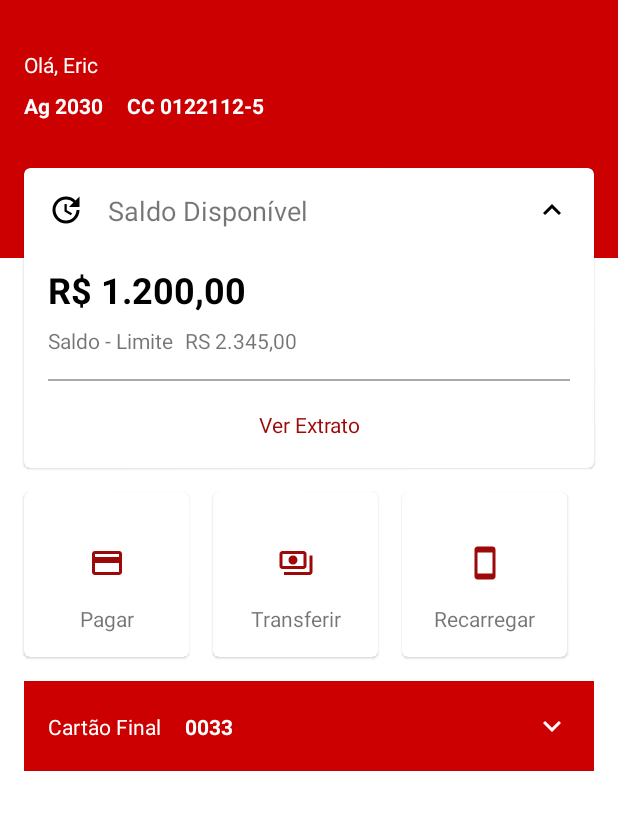
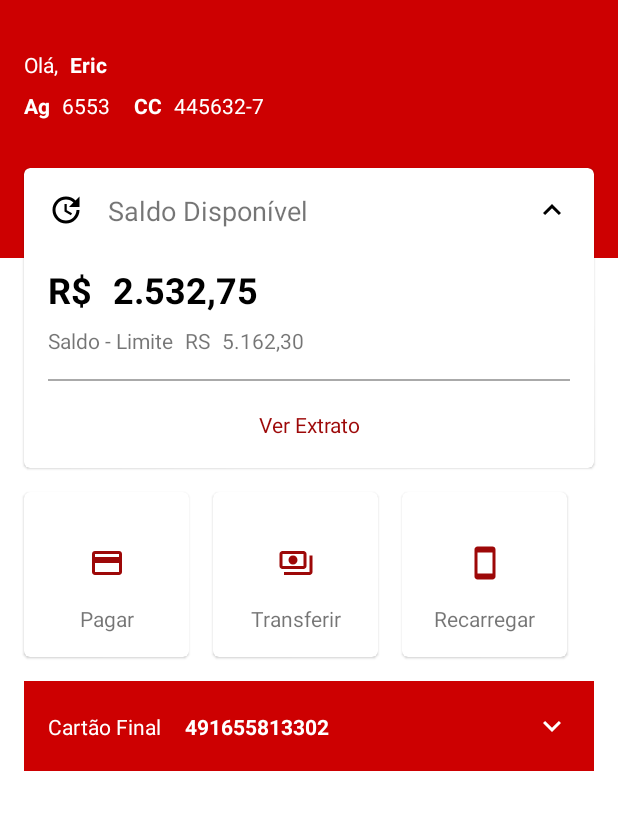
Before and after one commit to EricPS98/Santander_DevWeek, an Android app: the screen it shows after launch (MainActivity), on a phone screen of 412 x 824 dp, the part 58-888 px from its top. Run offline under Robolectric (Android 15) with nearby library versions, the phone set to English and light mode, and no system bars.

Commit message:
Padronização MVC e adicionado lingua inglesa ao app

```diff
--- a/app/build.gradle
+++ b/app/build.gradle
@@ -39,6 +39,12 @@ dependencies {
     implementation 'androidx.appcompat:appcompat:1.2.0'
     implementation 'com.google.android.material:material:1.2.1'
     implementation 'androidx.constraintlayout:constraintlayout:2.0.1'
+
+    //Lifecycle components
+    implementation "androidx.lifecycle:lifecycle-viewmodel-ktx:2.2.0"
+    implementation "androidx.lifecycle:lifecycle-livedata-ktx:2.2.0"
+    implementation("androidx.lifecycle:lifecycle-common-java8:2.2.0")
+
     testImplementation 'junit:junit:4.+'
     androidTestImplementation 'androidx.test.ext:junit:1.1.2'
     androidTestImplementation 'androidx.test.espresso:espresso-core:3.3.0'
--- a/app/src/main/AndroidManifest.xml
+++ b/app/src/main/AndroidManifest.xml
@@ -9,7 +9,7 @@
         android:roundIcon="@mipmap/ic_launcher_round"
         android:supportsRtl="true"
         android:theme="@style/Theme.Santander_DevWeek">
-        <activity android:name=".MainActivity">
+        <activity android:name=".ui.MainActivity">
             <intent-filter>
                 <action android:name="android.intent.action.MAIN" />
 
--- /dev/null
+++ b/app/src/main/java/com/example/santander_devweek/data/Cartao.kt
@@ -0,0 +1,4 @@
+package com.example.santander_devweek.data
+
+data class Cartao (val numeroCartao: String){
+}
--- /dev/null
+++ b/app/src/main/java/com/example/santander_devweek/data/Cliente.kt
@@ -0,0 +1,4 @@
+package com.example.santander_devweek.data
+
+data class Cliente (val nome: String){
+}
--- /dev/null
+++ b/app/src/main/java/com/example/santander_devweek/data/Conta.kt
@@ -0,0 +1,12 @@
+package com.example.santander_devweek.data
+
+data class Conta(
+    val numero: String,
+    val agencia: String,
+    val saldo: String,
+    val limite: String,
+    val cliente: Cliente,
+    val cartao: Cartao
+) {
+
+}
--- /dev/null
+++ b/app/src/main/java/com/example/santander_devweek/data/local/FakeData.kt
@@ -0,0 +1,20 @@
+package com.example.santander_devweek.data.local
+
+import com.example.santander_devweek.data.Cartao
+import com.example.santander_devweek.data.Cliente
+import  com.example.santander_devweek.data.Conta
+
+class FakeData {
+    fun getLocalData() : Conta {
+        val cliente = Cliente("Eric")
+        val cartao = Cartao("491655813302")
+        return Conta(
+            "445632-7",
+            "6553",
+            "2.532,75",
+            "5.162,30",
+            cliente,
+            cartao
+        );
+    }
+}
--- a/app/src/main/java/com/example/santander_devweek/MainActivity.kt
+++ b/app/src/main/java/com/example/santander_devweek/ui/MainActivity.kt
@@ -1,17 +1,43 @@
-package com.example.santander_devweek
+package com.example.santander_devweek.ui
 
 import androidx.appcompat.app.AppCompatActivity
 import android.os.Bundle
 import android.util.Log
 import android.view.Menu
 import android.view.MenuItem
+import android.widget.TextView
+import androidx.lifecycle.Observer
+import androidx.lifecycle.ViewModelProvider
+import com.example.santander_devweek.R
+import com.example.santander_devweek.data.Conta
 
 class MainActivity : AppCompatActivity() {
+
+    private lateinit var mainViewModel: MainViewModel
 
     override fun onCreate(savedInstanceState: Bundle?) {
         super.onCreate(savedInstanceState)
         setContentView(R.layout.activity_main)
         setSupportActionBar(findViewById(R.id.toolbar))
+
+        mainViewModel = ViewModelProvider(this).get(MainViewModel::class.java)
+        buscarContaCliente()
+
+    }
+
+    private fun buscarContaCliente(){
+    mainViewModel.buscarContaCliente().observe(this, Observer { result ->
+        bindOnView(result)
+        })
+    }
+
+    private fun bindOnView(conta: Conta){
+        findViewById<TextView>(R.id.tv_usuario_value).text = conta.cliente.nome
+        findViewById<TextView>(R.id.tv_agencia_value).text = conta.agencia
+        findViewById<TextView>(R.id.tv_conta_corrente_value).text = conta.numero
+        findViewById<TextView>(R.id.tv_saldo_value).text = conta.saldo
+        findViewById<TextView>(R.id.tv_limite_value).text = conta.limite
+        findViewById<TextView>(R.id.tv_cartao_final_value).text = conta.cartao.numeroCartao
     }
 
     /* ------------------- Testes para familiarização com o Kotlin ---------------
--- /dev/null
+++ b/app/src/main/java/com/example/santander_devweek/ui/MainViewModel.kt
@@ -0,0 +1,20 @@
+package com.example.santander_devweek.ui
+
+import androidx.lifecycle.LiveData
+import androidx.lifecycle.MutableLiveData
+import androidx.lifecycle.ViewModel
+import com.example.santander_devweek.data.Conta
+import com.example.santander_devweek.data.local.FakeData
+
+class MainViewModel : ViewModel(){
+
+    private val mutableLiveData: MutableLiveData<Conta> = MutableLiveData()
+
+    //Trafegar dados que poderão ser observados no futuro
+    fun buscarContaCliente() : LiveData<Conta> {
+        mutableLiveData.value = FakeData().getLocalData()
+
+        return mutableLiveData
+    }
+
+}
--- a/app/src/main/res/layout/activity_main.xml
+++ b/app/src/main/res/layout/activity_main.xml
@@ -5,7 +5,7 @@
     xmlns:tools="http://schemas.android.com/tools"
     android:layout_width="match_parent"
     android:layout_height="match_parent"
-    tools:context=".MainActivity">
+    tools:context=".ui.MainActivity">
 
     <androidx.appcompat.widget.Toolbar
         android:id="@+id/toolbar"
@@ -43,18 +43,30 @@
             android:id="@+id/tv_usuario"
             android:layout_width="wrap_content"
             android:layout_height="wrap_content"
-            android:text="Olá, Eric"
+            android:text="@string/txt_ola"
             android:layout_margin="16dp"
             android:textColor="@android:color/white"
             app:layout_constraintStart_toStartOf="parent"
             app:layout_constraintTop_toBottomOf="@+id/toolbar"/>
+
+    <TextView
+        android:id="@+id/tv_usuario_value"
+        android:layout_width="wrap_content"
+        android:layout_height="wrap_content"
+        android:text="Xxxx"
+        android:textColor="@color/white"
+        android:textStyle="bold"
+        android:layout_marginLeft="8dp"
+        app:layout_constraintStart_toEndOf="@id/tv_usuario"
+        app:layout_constraintTop_toTopOf="@id/tv_usuario"
+        />
 
 
     <TextView
         android:id="@+id/tv_agencia"
         android:layout_width="wrap_content"
         android:layout_height="wrap_content"
-        android:text="Ag 2030"
+        android:text="Ag"
         android:textStyle="bold"
         android:layout_marginTop="8dp"
         android:textColor="@android:color/white"
@@ -62,15 +74,37 @@
         app:layout_constraintTop_toBottomOf="@+id/tv_usuario"/>
 
     <TextView
+        android:id="@+id/tv_agencia_value"
+        android:layout_width="wrap_content"
+        android:layout_height="wrap_content"
+        android:text="xxxx"
+        android:textColor="@color/white"
+        android:layout_marginLeft="8dp"
+        app:layout_constraintStart_toEndOf="@id/tv_agencia"
+        app:layout_constraintTop_toTopOf="@id/tv_agencia"
+        />
+
+    <TextView
         android:id="@+id/tv_conta_corrente"
         android:layout_width="wrap_content"
         android:layout_height="wrap_content"
-        android:text="CC 0122112-5"
+        android:text="CC"
         android:textStyle="bold"
         android:layout_marginLeft="16dp"
         android:textColor="@android:color/white"
-        app:layout_constraintStart_toEndOf="@+id/tv_agencia"
-        app:layout_constraintTop_toTopOf="@+id/tv_agencia"/>
+        app:layout_constraintStart_toEndOf="@+id/tv_agencia_value"
+        app:layout_constraintTop_toTopOf="@+id/tv_agencia_value"/>
+
+    <TextView
+        android:id="@+id/tv_conta_corrente_value"
+        android:layout_width="wrap_content"
+        android:layout_height="wrap_content"
+        android:text="xxxxx-x"
+        android:textColor="@color/white"
+        android:layout_marginLeft="8dp"
+        app:layout_constraintStart_toEndOf="@id/tv_conta_corrente"
+        app:layout_constraintTop_toTopOf="@id/tv_conta_corrente"
+        />
 
     <com.google.android.material.card.MaterialCardView
         android:id="@+id/mcv_conta"
@@ -121,13 +155,26 @@
                 android:id="@+id/tv_saldo"
                 android:layout_width="wrap_content"
                 android:layout_height="wrap_content"
-                android:text="R$ 1.200,00"
+                android:text="R$ "
                 android:textSize="24sp"
                 android:textStyle="bold"
                 android:textColor="@color/black"
                 android:layout_marginTop="24dp"
                 app:layout_constraintTop_toBottomOf="@id/tv_saldo_disponivel"
                 app:layout_constraintStart_toStartOf="@id/iv_saldo"/>
+
+            <TextView
+                android:id="@+id/tv_saldo_value"
+                android:layout_width="wrap_content"
+                android:layout_height="wrap_content"
+                android:text="x.xxx,xx"
+                android:textSize="24sp"
+                android:textStyle="bold"
+                android:textColor="@color/black"
+                android:layout_marginLeft="8dp"
+                app:layout_constraintStart_toEndOf="@id/tv_saldo"
+                app:layout_constraintTop_toTopOf="@id/tv_saldo"
+                />
 
             <TextView
                 android:id="@+id/tv_saldo_limite"
@@ -139,13 +186,23 @@
                 app:layout_constraintStart_toStartOf="@id/tv_saldo"/>
 
             <TextView
-                android:id="@+id/tv"
+                android:id="@+id/tv_limite"
                 android:layout_width="wrap_content"
                 android:layout_height="wrap_content"
                 app:layout_constraintStart_toEndOf="@id/tv_saldo_limite"
                 app:layout_constraintTop_toTopOf="@id/tv_saldo_limite"
-                android:text="RS 2.345,00"
+                android:text="RS"
                 android:layout_marginLeft="8dp"/>
+
+            <TextView
+                android:id="@+id/tv_limite_value"
+                android:layout_width="wrap_content"
+                android:layout_height="wrap_content"
+                android:text="x.xxx,xx"
+                android:layout_marginLeft="8dp"
+                app:layout_constraintStart_toEndOf="@id/tv_limite"
+                app:layout_constraintTop_toTopOf="@id/tv_limite"
+                />
 
             <View
                 android:id="@+id/linha"
@@ -153,7 +210,7 @@
                 android:layout_height="1dp"
                 android:background="@android:color/darker_gray"
                 android:layout_margin="16dp"
-                app:layout_constraintTop_toBottomOf="@id/tv_saldo_limite"/>
+                app:layout_constraintTop_toBottomOf="@id/tv_limite"/>
 
             <TextView
                 android:id="@+id/tv_extrato"
@@ -311,7 +368,7 @@
         android:id="@+id/tv_cartao_final_value"
         android:layout_width="wrap_content"
         android:layout_height="wrap_content"
-        android:text="0033"
+        android:text="xxxx"
         android:textColor="@color/white"
         android:textStyle="bold"
         android:layout_marginLeft="16dp"
--- a/app/src/main/res/values/strings.xml
+++ b/app/src/main/res/values/strings.xml
@@ -8,4 +8,5 @@
     <string name="txt_recarregar">Recarregar</string>
     <string name="txt_cartao_final">Cartão Final</string>
     <string name="txt_notificacoes">Notificações</string>
+    <string name="txt_ola">Olá,</string>
 </resources>
```
Also changed, not shown: 1 other file.
